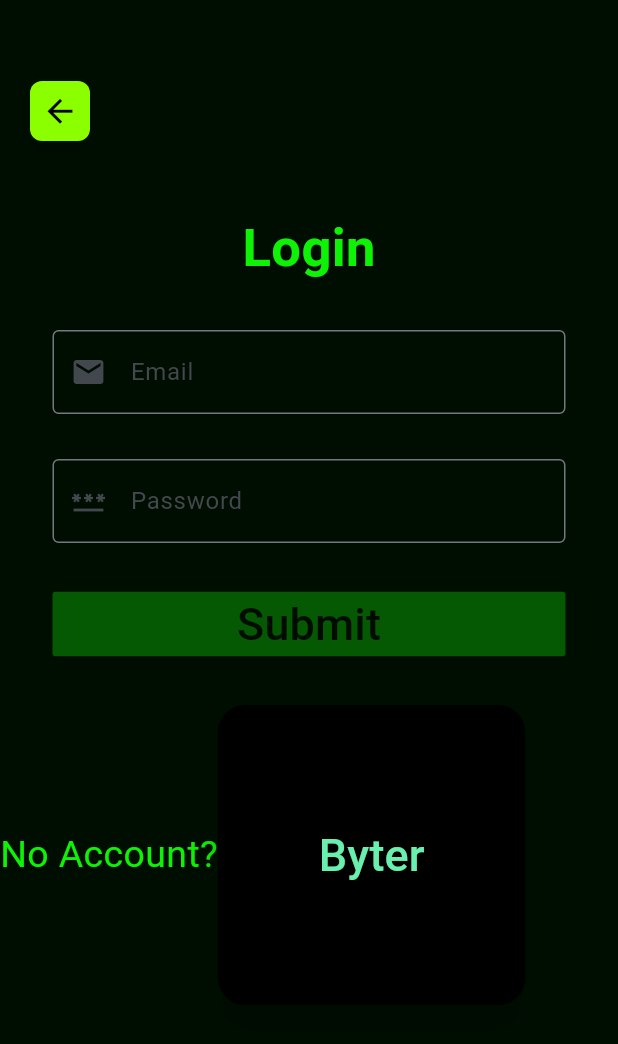
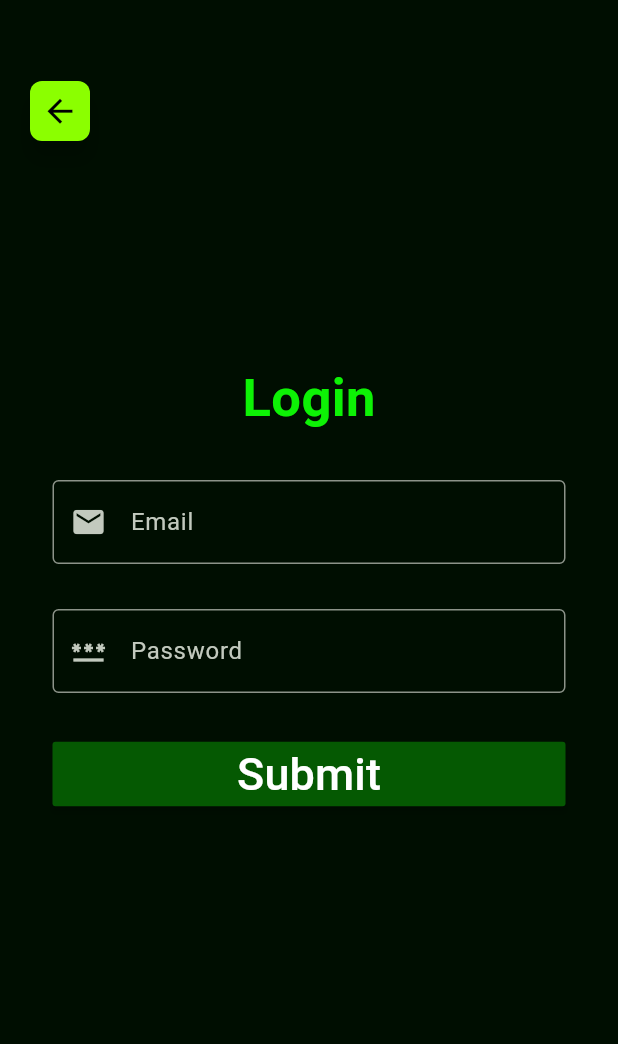
Before and after one commit to CamPartridge/ByteDriver, a Flutter app: the sign_in screen opened directly, on a phone screen of 412 x 824 dp. Shown: the top 1044 px of the screen. Run offline on Flutter 3.47's test engine with Material 3 defaults, Android fonts, the phone set to English and light mode, and no system bars.

Commit message:
Dart pro

```diff
--- a/frontend/ByteDriver_flutter/lib/login.dart
+++ b/frontend/ByteDriver_flutter/lib/login.dart
@@ -1,17 +1,24 @@
+import 'package:bytedriver_app/sing_up.dart';
 import 'package:flutter/material.dart';
 
-class sign_in extends StatefulWidget {
-  const sign_in({super.key});
+class login extends StatefulWidget {
+  const login({super.key});
 
   @override
-  State<sign_in> createState() => _SecondState();
+  State<login> createState() => _SecondState();
 }
 
-class _SecondState extends State<sign_in> {
+class _SecondState extends State<login> {
 
 
   void _goBack() {
     Navigator.pop(context);
+  }
+
+  void _signUP() {
+    Navigator.push(context,
+        MaterialPageRoute(builder: (context) => const sign_in())
+    );
   }
 
 
@@ -47,7 +54,7 @@
                   crossAxisAlignment: CrossAxisAlignment.center,
                   children: <Widget>[
 
-                    SizedBox(height: 100,),
+                    SizedBox(height: 200,),
                     Text(
                       "Login",
                       style: TextStyle(color: const Color(0xFF0DF205),
@@ -111,31 +118,22 @@
 
                       ),
                     ),
-                    Row(
+                    Column(
                       children: <Widget> [
+                        SizedBox(height: 30,),
                         Text(
                         "No Account?",
                         style: TextStyle(color: const Color(0xFF0DF205),
                           fontSize: 25,),
                         ),
-                        ElevatedButton(
-                        child: Text("Byter", style: TextStyle(fontSize: 30)),
-                        onPressed: _goBack,
-                        style: (ButtonStyle(
-                            backgroundColor:
-                            MaterialStateProperty.all<Color>(Colors.black),
-                            foregroundColor: MaterialStateProperty.all<Color>(
-                                Colors.greenAccent),
-                            // padding: MaterialStateProperty.all<EdgeInsets>(EdgeInsets.all(10)),
-                            elevation: MaterialStateProperty.all<double>(10),
-                            minimumSize:
-                            MaterialStateProperty.all<Size>(Size(205, 200)),
-                            shape:
-                            MaterialStateProperty.all<RoundedRectangleBorder>(
-                                RoundedRectangleBorder(
-                                  borderRadius: BorderRadius.circular(18.0),
-                                )))),
-                      ),
+                        Padding(
+                          padding: const EdgeInsets.symmetric(horizontal: 100),
+                          child: MaterialButton(
+                            minWidth: double.infinity,
+                            onPressed: _signUP,
+                            child: Text('Sign Up Now!', style: TextStyle(fontSize: 20, color: const Color(0xFF000000))),
+                            color: const Color(0xFF00cc00),),
+                        ),
       ]
                     ),
                   ]
--- a/frontend/ByteDriver_flutter/lib/sing_up.dart
+++ b/frontend/ByteDriver_flutter/lib/sing_up.dart
@@ -0,0 +1,120 @@
+import 'package:flutter/material.dart';
+
+class sign_in extends StatefulWidget {
+  const sign_in({super.key});
+
+  @override
+  State<sign_in> createState() => _SecondState();
+}
+
+class _SecondState extends State<sign_in> {
+
+
+  void _goBack() {
+    Navigator.pop(context);
+  }
+
+
+  @override
+  Widget build(BuildContext context) {
+    return Scaffold(
+        backgroundColor: const Color(0xFF000e01),
+        floatingActionButtonLocation: FloatingActionButtonLocation.startTop,
+        floatingActionButton: Column(
+          children: [
+
+            SizedBox(height: 50,),
+            FloatingActionButton(
+              shape: RoundedRectangleBorder(borderRadius: BorderRadius.circular(8)),
+              mini: true,
+              backgroundColor: const Color(0xFF8bff00),
+              onPressed: _goBack,
+
+
+              child: const Icon(Icons.arrow_back, color: Colors.black, size: 25),),
+          ],
+        ),
+
+        body: Column(
+            children: <Widget>[
+
+              SizedBox(height: 40,),
+
+              Center(
+                  child:
+                  Column(
+                      mainAxisAlignment: MainAxisAlignment.center,
+                      crossAxisAlignment: CrossAxisAlignment.center,
+                      children: <Widget>[
+
+                        SizedBox(height: 200,),
+                        Text(
+                          "Login",
+                          style: TextStyle(color: const Color(0xFF0DF205),
+                            fontSize: 35,
+                            fontWeight: FontWeight.bold,),
+                        ),
+                        Padding(
+                          padding: const EdgeInsets.symmetric(vertical: 30),
+                          child: Form(child: Column(
+                            children: [
+                              Padding(
+                                padding: const EdgeInsets.symmetric(horizontal: 35),
+                                child: TextFormField(
+                                  keyboardType: TextInputType.emailAddress,
+                                  decoration: InputDecoration(
+                                    labelText: "Email",
+                                    hintText: "Enter Email",
+                                    prefixIcon: Icon(Icons.email),
+                                    border: OutlineInputBorder(),
+                                  ),
+                                  onChanged: (String value) {
+
+                                  },
+                                  validator: (value) {
+                                    return value!.isEmpty ? 'Please enter email' : null;
+                                  },
+                                ),
+                              ),
+                              SizedBox(height: 30,),
+                              Padding(
+                                padding: const EdgeInsets.symmetric(horizontal: 35),
+                                child: TextFormField(
+                                  keyboardType: TextInputType.visiblePassword,
+                                  decoration: InputDecoration(
+                                    labelText: "Password",
+                                    hintText: "Enter Password",
+                                    prefixIcon: Icon(Icons.password),
+                                    border: OutlineInputBorder(),
+                                  ),
+                                  onChanged: (String value) {
+
+                                  },
+                                  validator: (value) {
+                                    return value!.isEmpty
+                                        ? 'Please enter password'
+                                        : null;
+                                  },
+                                ),
+                              ),
+                              SizedBox(height: 30,),
+                              Padding(
+                                padding: const EdgeInsets.symmetric(horizontal: 35),
+                                child: MaterialButton(
+                                  minWidth: double.infinity,
+                                  onPressed: () {},
+                                  child: Text('Submit', style: TextStyle(fontSize: 30)),
+                                  color: const Color(0xFF055902),),
+                              )
+                            ],
+                          ),
+
+                          ),
+                        ),
+                      ]
+                  )
+              ),]
+        )
+    );
+  }
+}
--- a/frontend/ByteDriver_flutter/lib/variables.dart
+++ b/frontend/ByteDriver_flutter/lib/variables.dart
@@ -0,0 +1,2 @@
+int userID = -1;
+bool isSignedIn = false;
```
Also changed, not shown: frontend/ByteDriver_flutter/lib/main.dart (+84 -68 lines), 5 other files.
